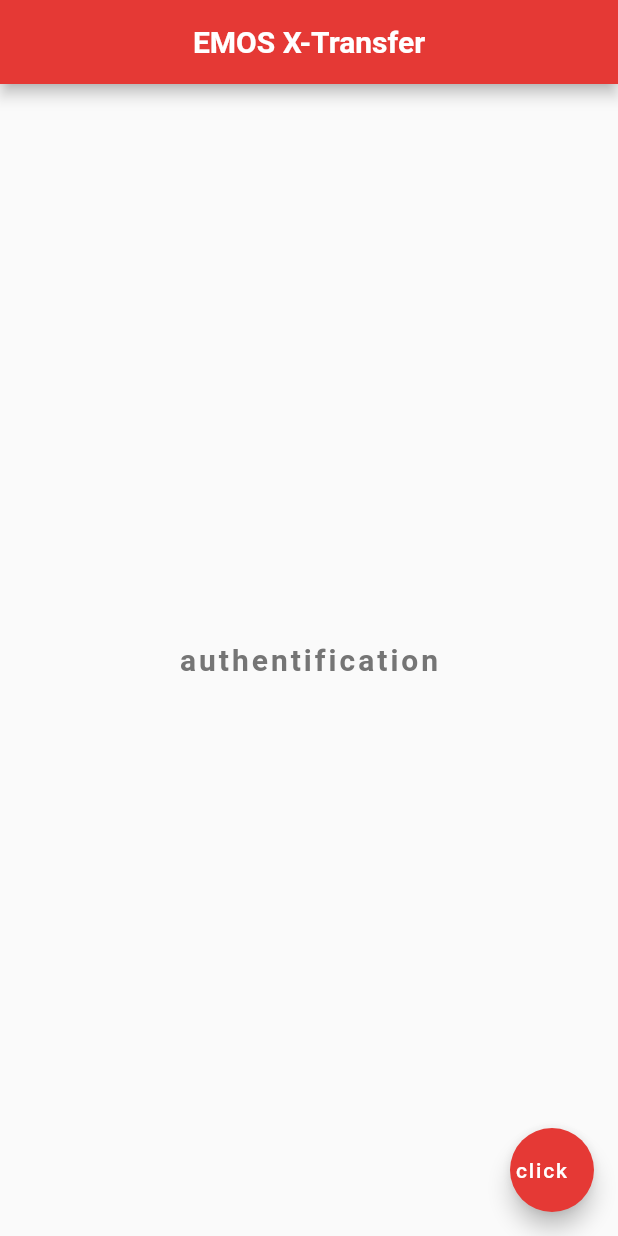
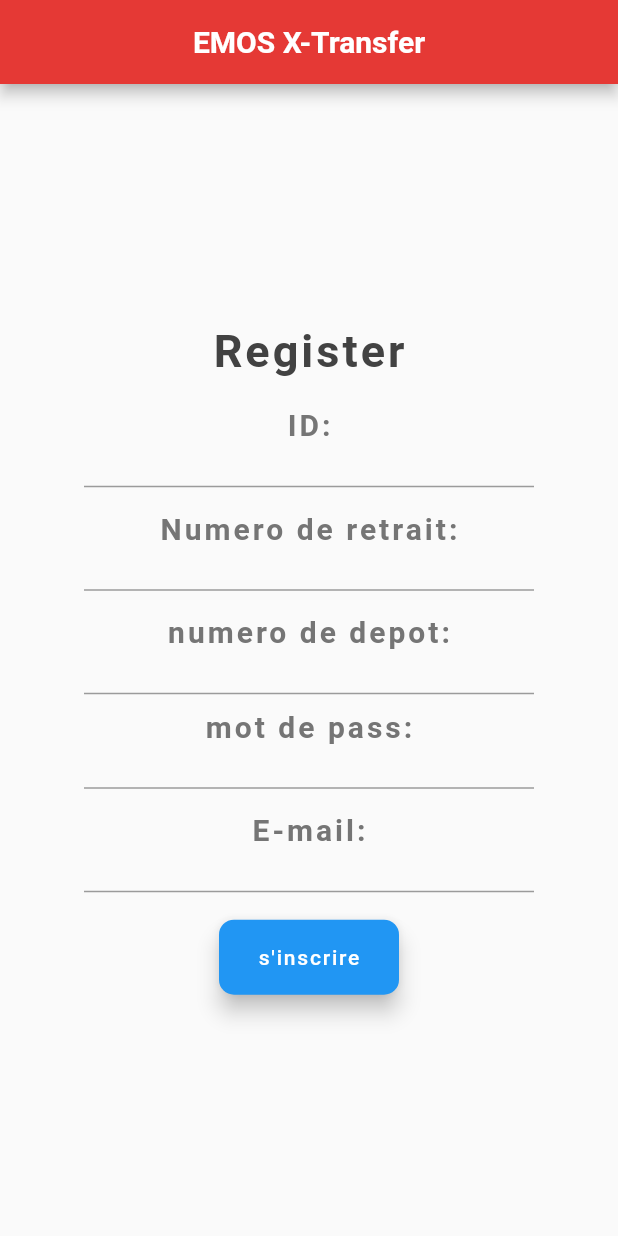
Before and after one commit to SyRachid/mynewapp, a Flutter app: the screen it shows after launch, on a phone screen of 412 x 824 dp. Run offline on Flutter 3.47's test engine with Material 2 defaults, Android fonts, the phone set to English and light mode, and no system bars.

Commit message:
new commit

```diff
--- /dev/null
+++ b/lib/FormController.dart
@@ -0,0 +1,5 @@
+import 'package:flutter/material.dart';
+import 'package:flutter/cupertino.dart';
+
+
+TextEditingController _controller = TextEditingController();
--- a/lib/main.dart
+++ b/lib/main.dart
@@ -1,5 +1,6 @@
 import 'package:flutter/material.dart';
-
+import 'package:flutter/cupertino.dart';
+import 'FormController.dart';
 void main() => runApp(MaterialApp(
   home:Home()
 ));
@@ -18,20 +19,128 @@ class Home extends StatelessWidget{
           backgroundColor: Colors.red[600],
         ),
         body: Center(
-            child:Text("authentification",
-                style: TextStyle(
-                  fontSize: 20.0,
-                  fontWeight: FontWeight.bold,
-                  letterSpacing: 2.0,
-                  color:Colors.grey[600],
-                )
+          child:SingleChildScrollView(
+            child:Container(
+              alignment: Alignment.center,
+
+
+              child:Column(
+                crossAxisAlignment: CrossAxisAlignment.center,
+                children:[
+                  Text('Register',
+                  style:TextStyle(
+                    fontSize: 30.0,
+                    fontWeight: FontWeight.bold,
+                    letterSpacing: 2.0,
+                    color:Colors.grey[800],
+                  ) ),
+                  SizedBox(height:20),
+                  Text('ID:',
+
+                    style:TextStyle(
+                    fontSize: 20.0,
+                    fontWeight: FontWeight.bold,
+                    letterSpacing: 2.0,
+                    color:Colors.grey[600],
+                  ) ),
+
+                SizedBox(
+                  width:300,
+                  height:30,
+                  child:TextFormField(
+                    controller:_controller,
+                    onChanged: CheckId,
+                    //ajout des attributs pour le champs de saisie)
+            ),
+                ),
+                  SizedBox(height:16.0),
+                  Text('Numero de retrait:',style:TextStyle(
+                    fontSize: 20.0,
+                    fontWeight: FontWeight.bold,
+                    letterSpacing: 2.0,
+                    color:Colors.grey[600],
+                  ) ),
+                  SizedBox(
+                    width:300,
+                    height:30,
+                    child:TextFormField(
+                      //ajout des attributs pour le champs de saisie)
+                    ),
+                  ),
+                  SizedBox(height:16.0),
+                  Text('numero de depot:',style:TextStyle(
+                    fontSize: 20.0,
+                    fontWeight: FontWeight.bold,
+                    letterSpacing: 2.0,
+                    color:Colors.grey[600],
+                  ) ),
+                  SizedBox(
+                    width:300,
+                    height:30,
+                    child:TextFormField(
+                      //ajout des attributs pour le champs de saisie)
+                    ),
+                  ),
+                  SizedBox(height:10.0),
+                  Text('mot de pass:',
+                      style:TextStyle(
+                        fontSize: 20.0,
+                        fontWeight: FontWeight.bold,
+                        letterSpacing: 2.0,
+                        color:Colors.grey[600],
+                      ) ),
+                  SizedBox(
+                    width:300,
+                    height:30,
+                    child:TextFormField(
+                      //ajout des attributs pour le champs de saisie)
+                    ),
+                  ),
+                  SizedBox(height:16.0),
+                  Text("E-mail:",
+                      style:TextStyle(
+                        fontSize: 20.0,
+                        fontWeight: FontWeight.bold,
+                        letterSpacing: 2.0,
+                        color:Colors.grey[600],
+                      ) ),
+                  SizedBox(
+                    width:300,
+                    height:30,
+                    child:TextFormField(
+                      //ajout des attributs pour le champs de saisie)
+                    ),
+                  ),
+                  SizedBox(height:18.2),
+                  Container(
+                    width:120,
+                      height:50,
+                      child:FloatingActionButton(onPressed: null,
+                  child:Text("s'inscrire"),
+                    shape: RoundedRectangleBorder(
+                      borderRadius: BorderRadius.circular(10.0),
+
+                    ),
+
+                  )),
+
+                ]
+              )
+
+
             )
+
         ),
-        floatingActionButton: FloatingActionButton(
-          onPressed: (){},
-          child: Text("click   "),
-          backgroundColor: Colors.red[600],
-        )
+        ),
     ) ;
   }
+  TextEditingController _controller = TextEditingController();
+
+  void CheckId(String value){
+  if (int.tryParse(value) == null || (int.tryParse(value) !=null && value.length !=9)){
+  print ('Saisies Invalides.');
+
+  }
+  }
+
 }
```
